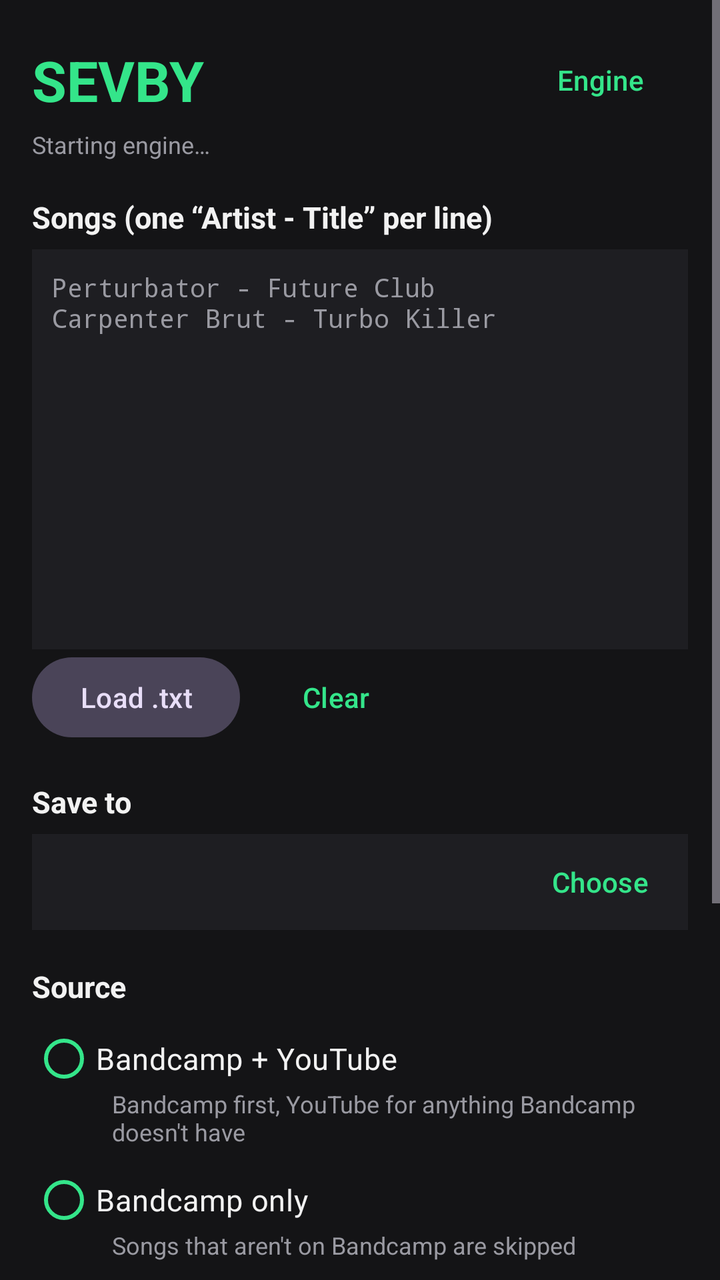
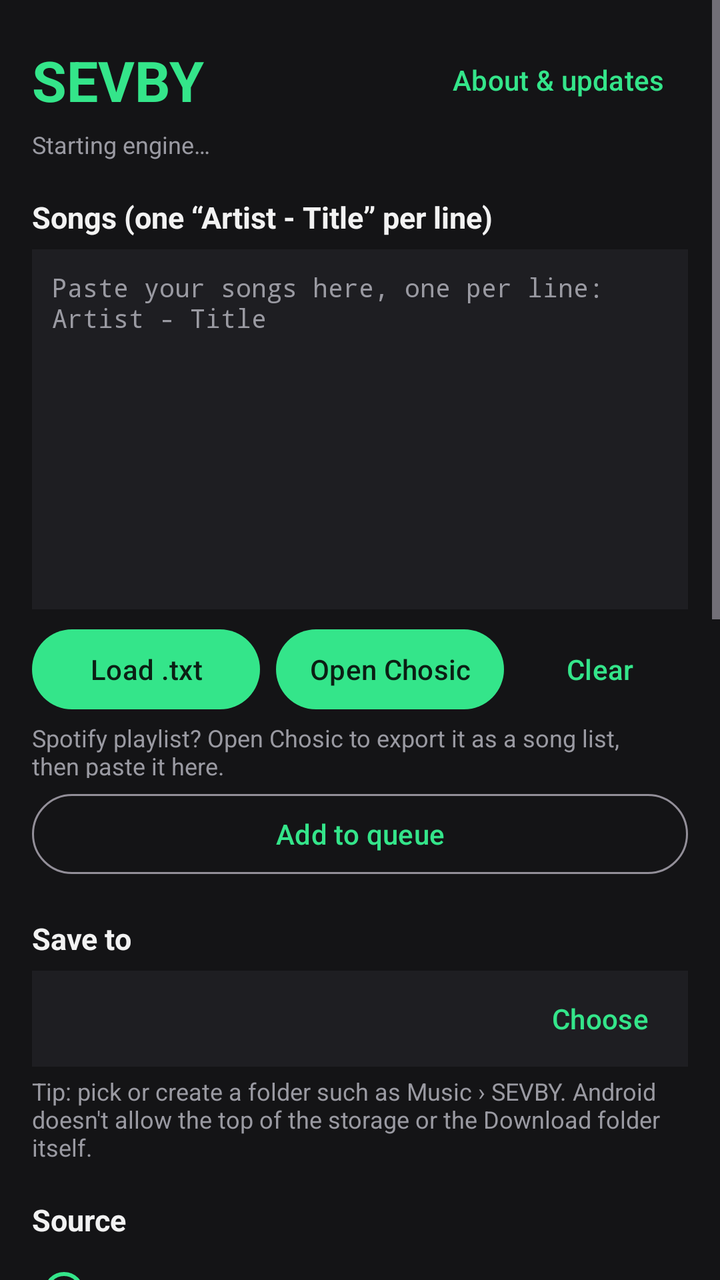

The first picture is an Android layout as it rendered before a commit; the second is the same layout after the commit. The layout source and the unified diff follow.
<!-- AndroidManifest.xml: application theme Theme.Sevby -->
<!-- res/layout/activity_main.xml -->
<?xml version="1.0" encoding="utf-8"?>
<ScrollView xmlns:android="http://schemas.android.com/apk/res/android"
    xmlns:app="http://schemas.android.com/apk/res-auto"
    android:layout_width="match_parent"
    android:layout_height="match_parent"
    android:fillViewport="true"
    android:fitsSystemWindows="true">

    <LinearLayout
        android:layout_width="match_parent"
        android:layout_height="wrap_content"
        android:orientation="vertical"
        android:padding="16dp">

        
        <LinearLayout
            android:layout_width="match_parent"
            android:layout_height="wrap_content"
            android:gravity="center_vertical"
            android:orientation="horizontal">

            <TextView
                android:layout_width="0dp"
                android:layout_height="wrap_content"
                android:layout_weight="1"
                android:text="SEVBY"
                android:textColor="@color/accent"
                android:textSize="28sp"
                android:textStyle="bold" />

            <Button
                android:id="@+id/engineCheck"
                style="@style/Widget.Material3.Button.TextButton"
                android:layout_width="wrap_content"
                android:layout_height="wrap_content"
                android:text="Engine" />
        </LinearLayout>

        <TextView
            android:id="@+id/engineStatus"
            android:layout_width="wrap_content"
            android:layout_height="wrap_content"
            android:text="Starting engine…"
            android:textColor="@color/muted"
            android:textSize="12sp" />

        <LinearLayout
            android:id="@+id/updateRow"
            android:layout_width="match_parent"
            android:layout_height="wrap_content"
            android:layout_marginTop="6dp"
            android:background="@color/surface"
            android:gravity="center_vertical"
            android:orientation="horizontal"
            android:paddingStart="12dp"
            android:visibility="gone">

            <TextView
                android:id="@+id/updateText"
                android:layout_width="0dp"
                android:layout_height="wrap_content"
                android:layout_weight="1"
                android:textColor="@color/text"
                android:textSize="13sp" />

            <Button
                android:id="@+id/updateNow"
                style="@style/Widget.Material3.Button.TextButton"
                android:layout_width="wrap_content"
                android:layout_height="wrap_content"
                android:text="Update" />
        </LinearLayout>

        
        <TextView
            style="@style/SectionTitle"
            android:text="Songs (one “Artist - Title” per line)" />

        <EditText
            android:id="@+id/songs"
            android:layout_width="match_parent"
            android:layout_height="200dp"
            android:layout_marginTop="6dp"
            android:background="@color/surface"
            android:fontFamily="monospace"
            android:gravity="top|start"
            android:hint="Perturbator - Future Club\nCarpenter Brut - Turbo Killer"
            android:importantForAutofill="no"
            android:inputType="textMultiLine|textNoSuggestions"
            android:padding="10dp"
            android:scrollbars="vertical"
            android:textColor="@color/text"
            android:textColorHint="@color/muted"
            android:textSize="13sp" />

        <LinearLayout
            android:layout_width="match_parent"
            android:layout_height="wrap_content"
            android:gravity="center_vertical"
            android:orientation="horizontal">

            <Button
                android:id="@+id/loadTxt"
                style="@style/Widget.Material3.Button.TonalButton"
                android:layout_width="wrap_content"
                android:layout_height="wrap_content"
                android:text="Load .txt" />

            <Button
                android:id="@+id/clearSongs"
                style="@style/Widget.Material3.Button.TextButton"
                android:layout_width="wrap_content"
                android:layout_height="wrap_content"
                android:layout_marginStart="4dp"
                android:text="Clear" />

            <TextView
                android:id="@+id/songCount"
                android:layout_width="0dp"
                android:layout_height="wrap_content"
                android:layout_weight="1"
                android:gravity="end"
                android:textColor="@color/muted" />
        </LinearLayout>

        
        <TextView
            style="@style/SectionTitle"
            android:text="Save to" />

        <LinearLayout
            android:layout_width="match_parent"
            android:layout_height="wrap_content"
            android:layout_marginTop="6dp"
            android:background="@color/surface"
            android:gravity="center_vertical"
            android:orientation="horizontal"
            android:paddingStart="12dp">

            <TextView
                android:id="@+id/folderName"
                android:layout_width="0dp"
                android:layout_height="wrap_content"
                android:layout_weight="1"
                android:ellipsize="middle"
                android:singleLine="true"
                android:textColor="@color/text" />

            <Button
                android:id="@+id/chooseFolder"
                style="@style/Widget.Material3.Button.TextButton"
                android:layout_width="wrap_content"
                android:layout_height="wrap_content"
                android:text="Choose" />
        </LinearLayout>

        
        <TextView
            style="@style/SectionTitle"
            android:text="Source" />

        <RadioGroup
            android:id="@+id/sourceGroup"
            android:layout_width="match_parent"
            android:layout_height="wrap_content"
            android:layout_marginTop="4dp"
            android:orientation="vertical">

            <RadioButton
                android:id="@+id/srcBoth"
                style="@style/SourceChoice"
                android:text="Bandcamp + YouTube" />

            <TextView
                style="@style/SourceNote"
                android:text="Bandcamp first, YouTube for anything Bandcamp doesn't have" />

            <RadioButton
                android:id="@+id/srcBandcamp"
                style="@style/SourceChoice"
                android:text="Bandcamp only" />

            <TextView
                style="@style/SourceNote"
                android:text="Songs that aren't on Bandcamp are skipped" />

            <RadioButton
                android:id="@+id/srcYoutube"
                style="@style/SourceChoice"
                android:text="YouTube only" />
        </RadioGroup>

        <LinearLayout
            android:layout_width="match_parent"
            android:layout_height="wrap_content"
            android:layout_marginTop="20dp"
            android:orientation="horizontal">

            <Button
                android:id="@+id/start"
                android:layout_width="0dp"
                android:layout_height="56dp"
                android:layout_weight="1"
                android:text="Start"
                android:textSize="16sp" />

            <Button
                android:id="@+id/pause"
                style="@style/Widget.Material3.Button.OutlinedButton"
                android:layout_width="wrap_content"
                android:layout_height="56dp"
                android:layout_marginStart="10dp"
                android:minWidth="110dp"
                android:text="Pause"
                android:textSize="16sp"
                android:visibility="gone" />
        </LinearLayout>

        
        <LinearLayout
            android:id="@+id/progressBox"
            android:layout_width="match_parent"
            android:layout_height="wrap_content"
            android:layout_marginTop="16dp"
            android:orientation="vertical"
            android:visibility="gone">

            <TextView
                android:id="@+id/progressText"
                android:layout_width="match_parent"
                android:layout_height="wrap_content"
                android:ellipsize="end"
                android:singleLine="true"
                android:textColor="@color/text" />

            <com.google.android.material.progressindicator.LinearProgressIndicator
                android:id="@+id/progressBar"
                android:layout_width="match_parent"
                android:layout_height="wrap_content"
                android:layout_marginTop="6dp"
                android:max="1000"
                app:indicatorTrackGapSize="0dp"
                app:trackStopIndicatorSize="0dp" />
        </LinearLayout>

        
        <TextView
            android:id="@+id/log"
            android:layout_width="match_parent"
            android:layout_height="wrap_content"
            android:layout_marginTop="16dp"
            android:background="@color/surface"
            android:fontFamily="monospace"
            android:minHeight="120dp"
            android:padding="10dp"
            android:textColor="@color/text"
            android:textIsSelectable="true"
            android:textSize="12sp" />
    </LinearLayout>
</ScrollView>
<!-- resources referenced by this layout -->
<resources>
  <color name="accent">#34E58A</color>
  <color name="muted">#9A9AA2</color>
  <color name="surface">#1E1E22</color>
  <color name="text">#F2F2F2</color>
  <style name="SectionTitle">
          <item name="android:layout_width">wrap_content</item>
          <item name="android:layout_height">wrap_content</item>
          <item name="android:layout_marginTop">18dp</item>
          <item name="android:textColor">@color/text</item>
          <item name="android:textSize">15sp</item>
          <item name="android:textStyle">bold</item>
      </style>
  <style name="SourceChoice">
          <item name="android:layout_width">match_parent</item>
          <item name="android:layout_height">wrap_content</item>
          <item name="android:minHeight">44dp</item>
          <item name="android:textColor">@color/text</item>
          <item name="android:textSize">15sp</item>
          <item name="buttonTint">@color/accent</item>
      </style>
  <style name="SourceNote">
          <item name="android:layout_width">wrap_content</item>
          <item name="android:layout_height">wrap_content</item>
          <item name="android:layout_marginStart">40dp</item>
          <item name="android:layout_marginTop">-8dp</item>
          <item name="android:layout_marginBottom">4dp</item>
          <item name="android:textColor">@color/muted</item>
          <item name="android:textSize">12sp</item>
      </style>
  <style name="Theme.Sevby" parent="Theme.Material3.Dark.NoActionBar">
          <item name="colorPrimary">@color/accent</item>
          <item name="colorOnPrimary">@color/on_accent</item>
          <item name="colorSecondary">@color/accent</item>
          <item name="android:colorBackground">@color/bg</item>
          <item name="colorSurface">@color/surface</item>
          <item name="android:windowBackground">@color/bg</item>
          <item name="android:statusBarColor">@color/bg</item>
          <item name="android:navigationBarColor">@color/bg</item>
      </style>
  <color name="on_accent">#0B1F14</color>
  <color name="bg">#141416</color>
</resources>

<!-- the commit's change to res/layout/activity_main.xml (unified diff, before → after) -->
@@ -1,6 +1,6 @@
 <?xml version="1.0" encoding="utf-8"?>
 <ScrollView xmlns:android="http://schemas.android.com/apk/res/android"
-    xmlns:app="http://schemas.android.com/apk/res-auto"
+    android:id="@+id/page"
     android:layout_width="match_parent"
     android:layout_height="match_parent"
     android:fillViewport="true"
@@ -29,11 +29,11 @@
                 android:textStyle="bold" />
 
             <Button
-                android:id="@+id/engineCheck"
+                android:id="@+id/about"
                 style="@style/Widget.Material3.Button.TextButton"
                 android:layout_width="wrap_content"
                 android:layout_height="wrap_content"
-                android:text="Engine" />
+                android:text="About &amp; updates" />
         </LinearLayout>
 
         <TextView
@@ -79,12 +79,12 @@
         <EditText
             android:id="@+id/songs"
             android:layout_width="match_parent"
-            android:layout_height="200dp"
+            android:layout_height="180dp"
             android:layout_marginTop="6dp"
             android:background="@color/surface"
             android:fontFamily="monospace"
             android:gravity="top|start"
-            android:hint="Perturbator - Future Club\nCarpenter Brut - Turbo Killer"
+            android:hint="Paste your songs here, one per line:\nArtist - Title"
             android:importantForAutofill="no"
             android:inputType="textMultiLine|textNoSuggestions"
             android:padding="10dp"
@@ -93,18 +93,32 @@
             android:textColorHint="@color/muted"
             android:textSize="13sp" />
 
-        <LinearLayout
-            android:layout_width="match_parent"
-            android:layout_height="wrap_content"
+        
+        <LinearLayout
+            android:layout_width="match_parent"
+            android:layout_height="wrap_content"
+            android:layout_marginTop="6dp"
             android:gravity="center_vertical"
             android:orientation="horizontal">
 
             <Button
                 android:id="@+id/loadTxt"
-                style="@style/Widget.Material3.Button.TonalButton"
-                android:layout_width="wrap_content"
-                android:layout_height="wrap_content"
+                android:layout_width="0dp"
+                android:layout_height="wrap_content"
+                android:layout_weight="1"
+                android:paddingStart="10dp"
+                android:paddingEnd="10dp"
                 android:text="Load .txt" />
+
+            <Button
+                android:id="@+id/chosic"
+                android:layout_width="0dp"
+                android:layout_height="wrap_content"
+                android:layout_marginStart="8dp"
+                android:layout_weight="1"
+                android:paddingStart="10dp"
+                android:paddingEnd="10dp"
+                android:text="Open Chosic" />
 
             <Button
                 android:id="@+id/clearSongs"
@@ -113,14 +127,85 @@
                 android:layout_height="wrap_content"
                 android:layout_marginStart="4dp"
                 android:text="Clear" />
+        </LinearLayout>
+
+        <LinearLayout
+            android:layout_width="match_parent"
+            android:layout_height="wrap_content"
+            android:layout_marginBottom="4dp"
+            android:orientation="horizontal">
+
+            <TextView
+                android:layout_width="0dp"
+                android:layout_height="wrap_content"
+                android:layout_weight="1"
+                android:text="Spotify playlist? Open Chosic to export it as a song list, then paste it here."
+                android:textColor="@color/muted"
+                android:textSize="12sp" />
 
             <TextView
                 android:id="@+id/songCount"
-                android:layout_width="0dp"
-                android:layout_height="wrap_content"
-                android:layout_weight="1"
-                android:gravity="end"
+                android:layout_width="wrap_content"
+                android:layout_height="wrap_content"
+                android:layout_marginStart="8dp"
                 android:textColor="@color/muted" />
+        </LinearLayout>
+
+        <Button
+            android:id="@+id/addToQueue"
+            style="@style/Widget.Material3.Button.OutlinedButton"
+            android:layout_width="match_parent"
+            android:layout_height="wrap_content"
+            android:text="Add to queue" />
+
+
+        
+        <LinearLayout
+            android:id="@+id/queueBox"
+            android:layout_width="match_parent"
+            android:layout_height="wrap_content"
+            android:layout_marginTop="10dp"
+            android:background="@color/surface"
+            android:orientation="vertical"
+            android:padding="12dp"
+            android:visibility="gone">
+
+            <LinearLayout
+                android:layout_width="match_parent"
+                android:layout_height="wrap_content"
+                android:gravity="center_vertical"
+                android:orientation="horizontal">
+
+                <TextView
+                    android:id="@+id/queueTitle"
+                    android:layout_width="0dp"
+                    android:layout_height="wrap_content"
+                    android:layout_weight="1"
+                    android:textColor="@color/text"
+                    android:textSize="15sp"
+                    android:textStyle="bold" />
+
+                <Button
+                    android:id="@+id/clearQueue"
+                    style="@style/Widget.Material3.Button.TextButton"
+                    android:layout_width="wrap_content"
+                    android:layout_height="wrap_content"
+                    android:text="Clear queue" />
+            </LinearLayout>
+
+            <TextView
+                android:layout_width="wrap_content"
+                android:layout_height="wrap_content"
+                android:text="Each list goes into its own sub-folder, one after another."
+                android:textColor="@color/muted"
+                android:textSize="12sp" />
+
+            <LinearLayout
+                android:id="@+id/queueList"
+                android:layout_width="match_parent"
+                android:layout_height="wrap_content"
+                android:layout_marginTop="4dp"
+                android:orientation="vertical" />
         </LinearLayout>
 
         
@@ -153,6 +238,14 @@
                 android:layout_height="wrap_content"
                 android:text="Choose" />
         </LinearLayout>
+
+        <TextView
+            android:layout_width="wrap_content"
+            android:layout_height="wrap_content"
+            android:layout_marginTop="4dp"
+            android:text="Tip: pick or create a folder such as Music › SEVBY. Android doesn't allow the top of the storage or the Download folder itself."
+            android:textColor="@color/muted"
+            android:textSize="12sp" />
 
         
         <TextView
@@ -190,6 +283,7 @@
                 android:text="YouTube only" />
         </RadioGroup>
 
+        
         <LinearLayout
             android:layout_width="match_parent"
             android:layout_height="wrap_content"
@@ -216,14 +310,32 @@
                 android:visibility="gone" />
         </LinearLayout>
 
+        <Button
+            android:id="@+id/retryFailed"
+            style="@style/Widget.Material3.Button.TonalButton"
+            android:layout_width="match_parent"
+            android:layout_height="wrap_content"
+            android:layout_marginTop="6dp"
+            android:visibility="gone" />
+
         
         <LinearLayout
             android:id="@+id/progressBox"
             android:layout_width="match_parent"
             android:layout_height="wrap_content"
-            android:layout_marginTop="16dp"
+            android:layout_marginTop="14dp"
             android:orientation="vertical"
             android:visibility="gone">
+
+            <TextView
+                android:id="@+id/progressList"
+                android:layout_width="match_parent"
+                android:layout_height="wrap_content"
+                android:ellipsize="end"
+                android:singleLine="true"
+                android:textColor="@color/accent"
+                android:textSize="13sp"
+                android:visibility="gone" />
 
             <TextView
                 android:id="@+id/progressText"
@@ -233,7 +345,17 @@
                 android:singleLine="true"
                 android:textColor="@color/text" />
 
+            <TextView
+                android:id="@+id/progressStep"
+                android:layout_width="match_parent"
+                android:layout_height="wrap_content"
+                android:ellipsize="end"
+                android:singleLine="true"
+                android:textColor="@color/muted"
+                android:textSize="12sp" />
+
             <com.google.android.material.progressindicator.LinearProgressIndicator
+                xmlns:app="http://schemas.android.com/apk/res-auto"
                 android:id="@+id/progressBar"
                 android:layout_width="match_parent"
                 android:layout_height="wrap_content"
@@ -244,17 +366,119 @@
         </LinearLayout>
 
         
-        <TextView
-            android:id="@+id/log"
+        <LinearLayout
+            android:id="@+id/logHeader"
             android:layout_width="match_parent"
             android:layout_height="wrap_content"
             android:layout_marginTop="16dp"
             android:background="@color/surface"
-            android:fontFamily="monospace"
-            android:minHeight="120dp"
-            android:padding="10dp"
-            android:textColor="@color/text"
-            android:textIsSelectable="true"
-            android:textSize="12sp" />
+            android:gravity="center_vertical"
+            android:minHeight="44dp"
+            android:orientation="horizontal"
+            android:paddingStart="12dp"
+            android:paddingEnd="12dp">
+
+            <TextView
+                android:id="@+id/logArrow"
+                android:layout_width="wrap_content"
+                android:layout_height="wrap_content"
+                android:text="▾"
+                android:textColor="@color/accent"
+                android:textSize="16sp" />
+
+            <TextView
+                android:id="@+id/logTitle"
+                android:layout_width="0dp"
+                android:layout_height="wrap_content"
+                android:layout_marginStart="8dp"
+                android:layout_weight="1"
+                android:ellipsize="end"
+                android:singleLine="true"
+                android:text="Log"
+                android:textColor="@color/text"
+                android:textStyle="bold" />
+        </LinearLayout>
+
+        <LinearLayout
+            android:id="@+id/logBody"
+            android:layout_width="match_parent"
+            android:layout_height="wrap_content"
+            android:background="@color/surface"
+            android:orientation="vertical"
+            android:paddingStart="12dp"
+            android:paddingEnd="12dp"
+            android:paddingBottom="8dp">
+
+            <androidx.core.widget.NestedScrollView
+                android:id="@+id/logScroll"
+                android:layout_width="match_parent"
+                android:layout_height="320dp"
+                android:fadeScrollbars="false"
+                android:scrollbars="vertical">
+
+                <LinearLayout
+                    android:layout_width="match_parent"
+                    android:layout_height="wrap_content"
+                    android:orientation="vertical">
+
+                    <TextView
+                        android:id="@+id/songLog"
+                        android:layout_width="match_parent"
+                        android:layout_height="wrap_content"
+                        android:lineSpacingExtra="2dp"
+                        android:text="Downloaded songs show up here."
+                        android:textColor="@color/muted"
+                        android:textSize="14sp" />
+
+                    <TextView
+                        android:id="@+id/currentSong"
+                        android:layout_width="match_parent"
+                        android:layout_height="wrap_content"
+                        android:layout_marginTop="2dp"
+                        android:textColor="@color/accent"
+                        android:textSize="14sp"
+                        android:visibility="gone" />
+
+                    <TextView
+                        android:id="@+id/summary"
+                        android:layout_width="match_parent"
+                        android:layout_height="wrap_content"
+                        android:layout_marginTop="8dp"
+                        android:textColor="@color/text"
+                        android:textStyle="bold"
+                        android:visibility="gone" />
+
+                    <TextView
+                        android:id="@+id/details"
+                        android:layout_width="match_parent"
+                        android:layout_height="wrap_content"
+                        android:fontFamily="monospace"
+                        android:textColor="@color/text"
+                        android:textSize="11sp"
+                        android:visibility="gone" />
+                </LinearLayout>
+            </androidx.core.widget.NestedScrollView>
+
+            <LinearLayout
+                android:layout_width="match_parent"
+                android:layout_height="wrap_content"
+                android:gravity="end"
+                android:orientation="horizontal">
+
+                <Button
+                    android:id="@+id/toggleDetails"
+                    style="@style/Widget.Material3.Button.TextButton"
+                    android:layout_width="wrap_content"
+                    android:layout_height="wrap_content"
+                    android:text="Details" />
+
+                <Button
+                    android:id="@+id/copyLog"
+                    style="@style/Widget.Material3.Button.TextButton"
+                    android:layout_width="wrap_content"
+                    android:layout_height="wrap_content"
+                    android:text="Copy log" />
+            </LinearLayout>
+        </LinearLayout>
     </LinearLayout>
 </ScrollView>
